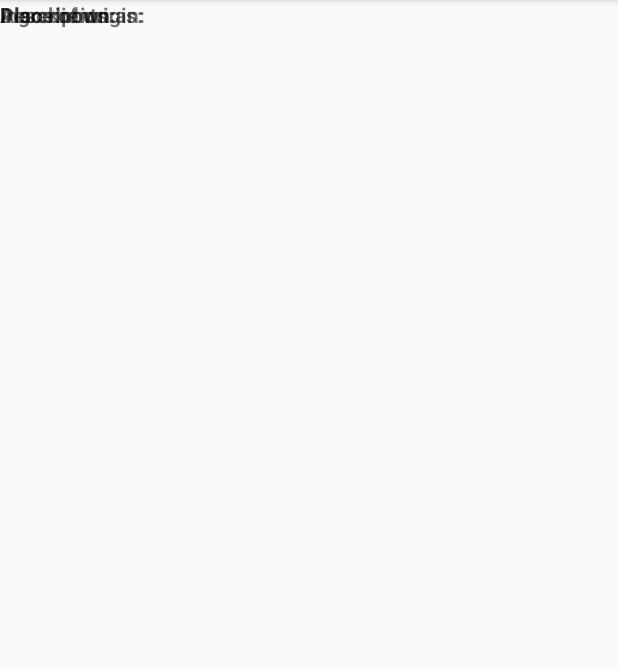
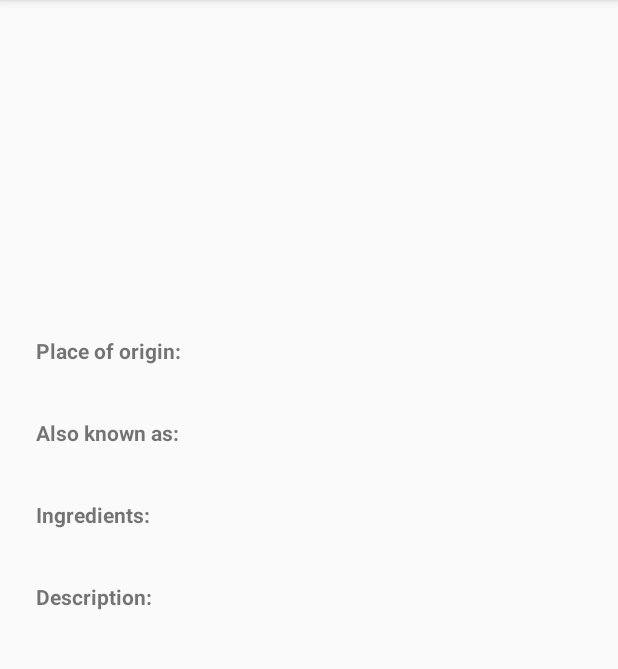
Before and after one commit to zizoh/Sandwich-Club, an Android app: the DetailActivity screen opened directly, with no data from a screen before it, on a phone screen of 412 x 824 dp, the part 84-753 px from its top. Run offline under Robolectric (Android 15) with nearby library versions, the phone set to English and light mode, and no system bars; our stand-ins replace Picasso; 1 statement that could not run was skipped.

Commit message:
Show all sandwich details correctly in DetailActivity

```diff
--- a/app/src/main/java/com/udacity/sandwichclub/DetailActivity.java
+++ b/app/src/main/java/com/udacity/sandwichclub/DetailActivity.java
@@ -3,7 +3,9 @@ package com.udacity.sandwichclub;
 import android.content.Intent;
 import android.os.Bundle;
 import android.support.v7.app.AppCompatActivity;
+import android.text.TextUtils;
 import android.widget.ImageView;
+import android.widget.TextView;
 import android.widget.Toast;
 
 import com.squareup.picasso.Picasso;
@@ -12,10 +14,17 @@ import com.udacity.sandwichclub.utils.JsonUtils;
 
 import org.json.JSONException;
 
+import java.util.List;
+
 public class DetailActivity extends AppCompatActivity {
 
     public static final String EXTRA_POSITION = "extra_position";
     private static final int DEFAULT_POSITION = -1;
+
+    private TextView originTv;
+    private TextView  alsoKnownTv;
+    private TextView ingredientsTv;
+    private TextView descriptionTv;
 
     @Override
     protected void onCreate(Bundle savedInstanceState) {
@@ -23,6 +32,10 @@ public class DetailActivity extends AppCompatActivity {
         setContentView(R.layout.activity_detail);
 
         ImageView ingredientsIv = findViewById(R.id.image_iv);
+        originTv = findViewById(R.id.origin_tv);
+        alsoKnownTv = findViewById(R.id.also_known_tv);
+        ingredientsTv = findViewById(R.id.ingredients_tv);
+        descriptionTv = findViewById(R.id.description_tv);
 
         Intent intent = getIntent();
         if (intent == null) {
@@ -50,7 +63,7 @@ public class DetailActivity extends AppCompatActivity {
             return;
         }
 
-        populateUI();
+        populateUI(sandwich);
         Picasso.with(this)
                 .load(sandwich.getImage())
                 .into(ingredientsIv);
@@ -63,7 +76,17 @@ public class DetailActivity extends AppCompatActivity {
         Toast.makeText(this, R.string.detail_error_message, Toast.LENGTH_SHORT).show();
     }
 
-    private void populateUI() {
+    private void populateUI(Sandwich sandwich) {
+        originTv.setText(sandwich.getPlaceOfOrigin());
 
+        List<String> alsoKnownAsList = sandwich.getAlsoKnownAs();
+        String aka = TextUtils.join(", ", alsoKnownAsList);
+        alsoKnownTv.append(aka);
+
+        List<String> ingredientsList = sandwich.getIngredients();
+        String ingredients = TextUtils.join(", ", ingredientsList);
+        ingredientsTv.setText(ingredients);
+
+        descriptionTv.setText(sandwich.getDescription());
     }
 }
--- a/app/src/main/java/com/udacity/sandwichclub/MainActivity.java
+++ b/app/src/main/java/com/udacity/sandwichclub/MainActivity.java
@@ -37,7 +37,7 @@ public class MainActivity extends AppCompatActivity {
     }
 
     // Project Specifications
-    // TODO 1: JSON data is parsed correctly to a Sandwich object in JsonUtils
+    // TODO 1: JSON data is parsed correctly to a Sandwich object in JSONUtils
     // TODO 2: JSON is parsed without using 3rd party libraries
     // TODO 3: DetailActivity shows all Sandwich details correctly
     // TODO 4: Detail layout includes a ScrollView so all the details are visible in small screen devices
--- a/app/src/main/res/layout/activity_detail.xml
+++ b/app/src/main/res/layout/activity_detail.xml
@@ -1,9 +1,14 @@
 <?xml version="1.0" encoding="utf-8"?>
-<FrameLayout xmlns:android="http://schemas.android.com/apk/res/android"
+<android.support.constraint.ConstraintLayout xmlns:android="http://schemas.android.com/apk/res/android"
     xmlns:tools="http://schemas.android.com/tools"
     android:layout_width="match_parent"
     android:layout_height="match_parent"
-    tools:context="com.udacity.sandwichclub.DetailActivity">
+    xmlns:app="http://schemas.android.com/apk/res-auto"
+    tools:context="com.udacity.sandwichclub.DetailActivity"
+    android:paddingBottom="@dimen/activity_vertical_margin"
+    android:paddingLeft="@dimen/activity_horizontal_margin"
+    android:paddingRight="@dimen/activity_horizontal_margin"
+    android:paddingTop="@dimen/activity_vertical_margin">
 
     <ImageView
         android:id="@+id/image_iv"
@@ -11,49 +16,102 @@
         android:layout_height="200dp"
         android:adjustViewBounds="true"
         android:contentDescription="@string/sandwich_picture_content_description"
-        android:scaleType="centerCrop" />
+        android:scaleType="centerCrop"
+        app:layout_constraintTop_toTopOf="parent"
+        app:layout_constraintLeft_toLeftOf="parent"
+        app:layout_constraintRight_toRightOf="parent"
+        android:layout_marginBottom="@dimen/detail_items_vertical_padding" />
+
+    <TextView
+        android:id="@+id/origin_label_tv"
+        android:layout_width="wrap_content"
+        android:layout_height="wrap_content"
+        android:layout_marginLeft="8dp"
+        android:layout_marginStart="8dp"
+        android:layout_marginTop="8dp"
+        android:text="@string/detail_place_of_origin_label"
+        android:textStyle="bold"
+        app:layout_constraintStart_toStartOf="parent"
+        app:layout_constraintTop_toBottomOf="@+id/image_iv" />
 
     <TextView
         android:id="@+id/origin_tv"
         android:layout_width="wrap_content"
-        android:layout_height="wrap_content" />
+        android:layout_height="wrap_content"
+        android:layout_marginLeft="8dp"
+        android:layout_marginStart="8dp"
+        android:layout_marginTop="8dp"
+        tools:text="@string/detail_place_of_origin"
+        app:layout_constraintStart_toStartOf="parent"
+        app:layout_constraintTop_toBottomOf="@+id/origin_label_tv" />
 
     <TextView
+        android:id="@+id/also_known_label_tv"
         android:layout_width="wrap_content"
         android:layout_height="wrap_content"
+        android:layout_marginLeft="8dp"
+        android:layout_marginStart="8dp"
+        android:layout_marginTop="8dp"
         android:text="@string/detail_also_known_as_label"
-        android:textStyle="bold" />
+        android:textStyle="bold"
+        app:layout_constraintStart_toStartOf="parent"
+        app:layout_constraintTop_toBottomOf="@+id/origin_tv" />
 
     <TextView
+        android:id="@+id/also_known_tv"
         android:layout_width="wrap_content"
         android:layout_height="wrap_content"
-        android:text="@string/detail_ingredients_label"
-        android:textStyle="bold" />
+        android:layout_marginLeft="8dp"
+        android:layout_marginStart="8dp"
+        android:layout_marginTop="8dp"
+        tools:text="@string/detail_also_known_as"
+        app:layout_constraintStart_toStartOf="parent"
+        app:layout_constraintTop_toBottomOf="@+id/also_known_label_tv" />
 
     <TextView
+        android:id="@+id/ingredients_label_tv"
         android:layout_width="wrap_content"
         android:layout_height="wrap_content"
-        android:text="@string/detail_place_of_origin_label"
-        android:textStyle="bold" />
+        android:layout_marginLeft="8dp"
+        android:layout_marginStart="8dp"
+        android:layout_marginTop="8dp"
+        android:text="@string/detail_ingredients_label"
+        android:textStyle="bold"
+        app:layout_constraintStart_toStartOf="parent"
+        app:layout_constraintTop_toBottomOf="@+id/also_known_tv" />
+
+    <TextView
+        android:id="@+id/ingredients_tv"
+        android:layout_width="wrap_content"
+        android:layout_height="wrap_content"
+        android:layout_marginLeft="8dp"
+        android:layout_marginStart="8dp"
+        android:layout_marginTop="8dp"
+        tools:text="@string/detail_ingredients"
+        app:layout_constraintStart_toStartOf="parent"
+        app:layout_constraintTop_toBottomOf="@+id/ingredients_label_tv"/>
+
+    <TextView
+        android:id="@+id/description_label_tv"
+        android:layout_width="wrap_content"
+        android:layout_height="wrap_content"
+        android:layout_marginLeft="8dp"
+        android:layout_marginStart="8dp"
+        android:layout_marginTop="8dp"
+        android:text="@string/detail_description_label"
+        android:textStyle="bold"
+        app:layout_constraintStart_toStartOf="parent"
+        app:layout_constraintTop_toBottomOf="@+id/ingredients_tv"/>
 
     <TextView
         android:id="@+id/description_tv"
         android:layout_width="wrap_content"
-        android:layout_height="wrap_content" />
+        android:layout_height="wrap_content"
+        android:layout_marginLeft="8dp"
+        android:layout_marginStart="8dp"
+        android:layout_marginTop="8dp"
+        tools:text="@string/detail_description"
+        app:layout_constraintStart_toStartOf="parent"
+        app:layout_constraintTop_toBottomOf="@+id/description_label_tv"/>
 
-    <TextView
-        android:id="@+id/ingredients_tv"
-        android:layout_width="wrap_content"
-        android:layout_height="wrap_content" />
-
-    <TextView
-        android:id="@+id/also_known_tv"
-        android:layout_width="wrap_content"
-        android:layout_height="wrap_content" />
-
-    <TextView
-        android:layout_width="wrap_content"
-        android:layout_height="wrap_content"
-        android:text="@string/detail_description_label"
-        android:textStyle="bold" />
-</FrameLayout>
+</android.support.constraint.ConstraintLayout>
--- a/app/src/main/res/values/dimens.xml
+++ b/app/src/main/res/values/dimens.xml
@@ -2,4 +2,6 @@
 <resources>
     <dimen name="activity_horizontal_margin">16dp</dimen>
     <dimen name="activity_vertical_margin">16dp</dimen>
+
+    <dimen name="detail_items_vertical_padding">8dp</dimen>
 </resources>
--- a/app/src/main/res/values/strings.xml
+++ b/app/src/main/res/values/strings.xml
@@ -3,9 +3,14 @@
 
     <!-- Detail Activity-->
     <string name="detail_also_known_as_label">Also known as:</string>
+    <string name="detail_also_known_as">Bosner</string>
     <string name="detail_place_of_origin_label">Place of origin:</string>
+    <string name="detail_place_of_origin">Austria</string>
     <string name="detail_description_label">Description:</string>
+    <string name="detail_description">Bosna is a spicy Austrian fast food dish, said to have originated
+        in either Salzburg or Linz. It is now popular all over western Austria and southern Bavaria.</string>
     <string name="detail_ingredients_label">Ingredients:</string>
+    <string name="detail_ingredients">Sliced bread, Cheese, Ham</string>
 
     <!-- Content descriptions-->
     <string name="sandwich_picture_content_description">Sandwich picture</string>
```
